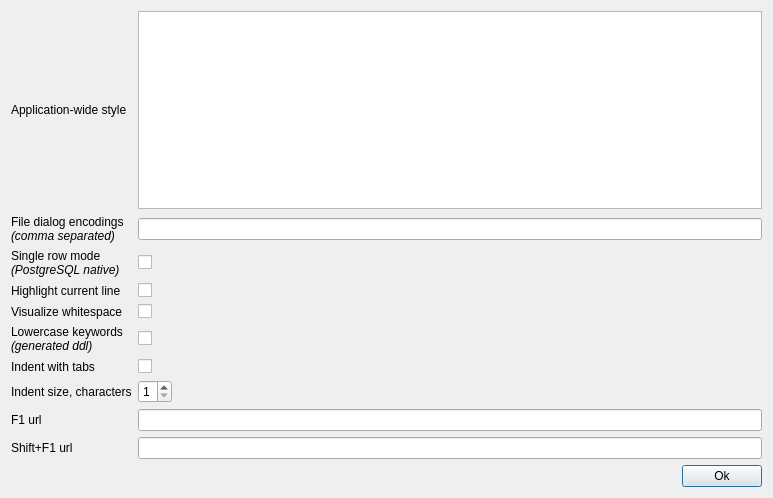
Above: src/settingsdialog.ui from parihaaraka/sqt before the change. Below: the same form after it.
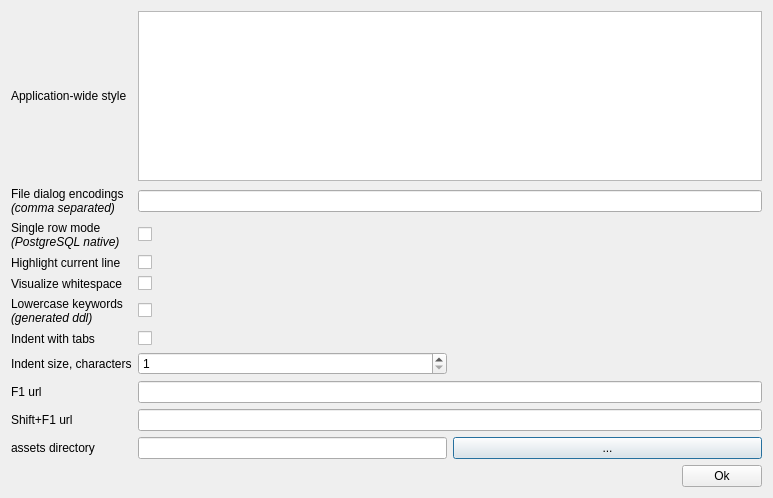
That is the form after the change.

Diff of the .ui file:
```diff
--- a/src/settingsdialog.ui
+++ b/src/settingsdialog.ui
@@ -47,6 +47,27 @@
        </property>
       </widget>
      </item>
+     <item row="10" column="0">
+      <widget class="QLabel" name="label_11">
+       <property name="text">
+        <string>assets directory</string>
+       </property>
+      </widget>
+     </item>
+     <item row="10" column="1">
+      <widget class="QLineEdit" name="assetsDir">
+       <property name="toolTip">
+        <string>Folder holding your own copies of the shipped files (scripts/, decor/). A file found here replaces the one from the bundle, the rest keeps coming from the bundle. Applied on the next start.</string>
+       </property>
+      </widget>
+     </item>
+     <item row="10" column="2">
+      <widget class="QPushButton" name="assetsDirBtn">
+       <property name="text">
+        <string>...</string>
+       </property>
+      </widget>
+     </item>
      <item row="0" column="1" colspan="2">
       <widget class="QPlainTextEdit" name="appStyle"/>
      </item>
```
Left out of the diff: 2 changed lines with no effect on the pictures.
